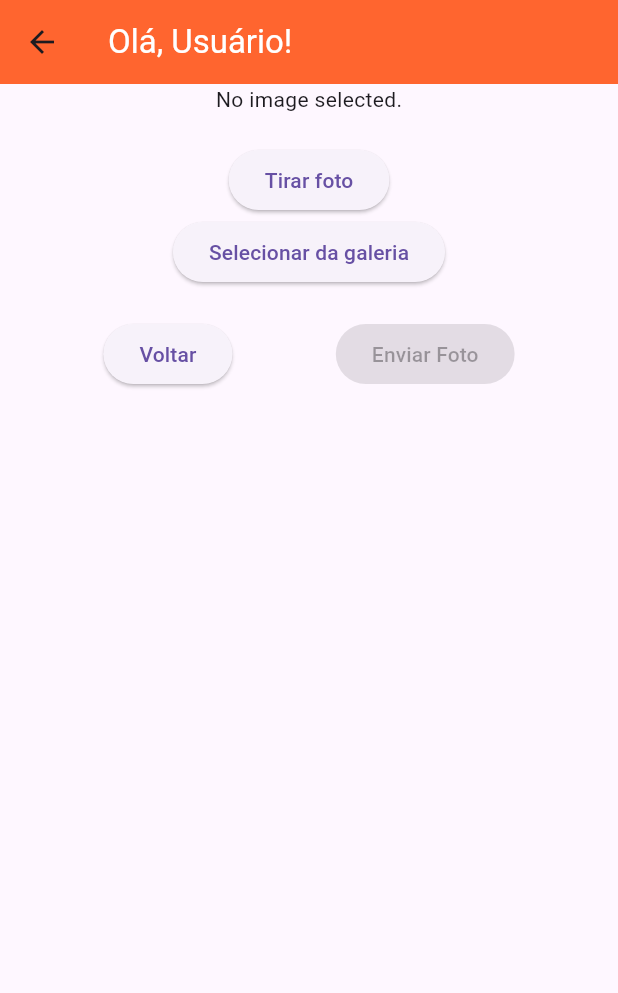
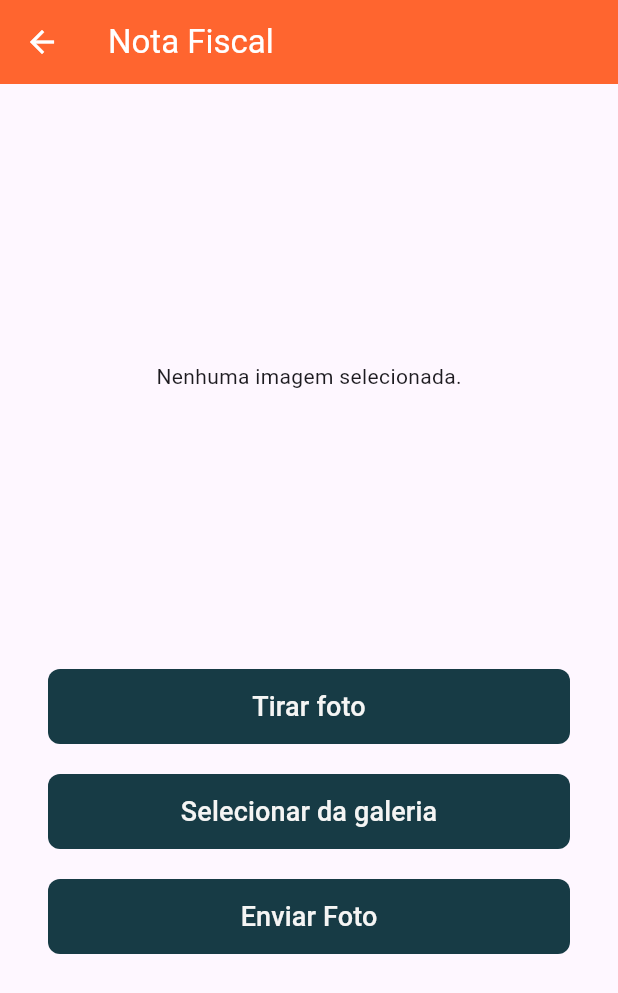
Before and after one commit to eduardostxr/compra_ai, a Flutter app: the ReceiptPage screen opened directly, on a phone screen of 412 x 824 dp. Shown: the top 993 px of the screen. Run offline on Flutter 3.47's test engine with Material 3 defaults, Android fonts, the phone set to English and light mode, and no system bars; our stand-ins replace emoji_picker_flutter, flutter_speed_dial, image_picker; accounts and stored records are empty; network calls fail.

```diff
--- a/lib/ui/login/login_page.dart
+++ b/lib/ui/login/login_page.dart
@@ -30,7 +30,7 @@ class LoginPageState extends State<LoginPage> {
     // String password = passwordController.text.trim();
     // String email =  "eduardo@gmail.com";
     // String password =  "123456";
-    String email = "pabloescobar11@gmail.com";
+    String email = "pabloescobar12@gmail.com";
     String password = "123456";
 
     ResponseModel? response =
--- a/lib/ui/receipt/receipt_page.dart
+++ b/lib/ui/receipt/receipt_page.dart
@@ -2,6 +2,7 @@ import 'dart:io';
 import 'package:compra/manager/auth_manager.dart';
 import 'package:compra/manager/list_manager.dart';
 import 'package:compra/models/purchase.dart';
+import 'package:compra/ui/_common/default_button.dart';
 import 'package:compra/ui/purchase/purchase_page.dart';
 import 'package:compra/util/colors_config.dart';
 import 'package:flutter/material.dart';
@@ -49,7 +50,6 @@ class _ReceiptPageState extends State<ReceiptPage> {
 
     final fileStream = http.ByteStream(_image!.openRead());
     final length = await _image!.length();
-    print(_image!.length());
     request.files.add(
       http.MultipartFile(
         'receipt',
@@ -71,26 +71,17 @@ class _ReceiptPageState extends State<ReceiptPage> {
 
       if (response.statusCode == 200) {
         purchase = Purchase.fromJson(jsonDecode(responseBody));
-        print(purchase?.userId ?? 'veio nada');
-        print(purchase?.payload.produtos[0].name ?? 'veio nada');
         Provider.of<ListManager>(context, listen: false).setPurchase(purchase!);
 
         Navigator.pushReplacement(
           context,
           MaterialPageRoute(builder: (context) => const PurchaseItemsPage()),
         );
-
-        print('Image uploaded successfully');
-        print('Response: $responseBody');
-      } else {
-        print('Image upload failed');
-        print('Response: $responseBody');
       }
     } catch (e) {
       setState(() {
         _isLoading = false;
       });
-      print('Error: $e');
     }
   }
 
@@ -100,12 +91,13 @@ class _ReceiptPageState extends State<ReceiptPage> {
       return Scaffold(
         appBar: AppBar(
           backgroundColor: AppColors.orange,
-          title: Row(
+          foregroundColor: AppColors.white,
+          title: const Row(
             children: [
               Text(
-                "Olá, $userName!",
+                "Nota Fiscal",
                 textAlign: TextAlign.left,
-                style: const TextStyle(color: AppColors.white),
+                style: TextStyle(color: AppColors.white),
               ),
             ],
           ),
@@ -114,17 +106,31 @@ class _ReceiptPageState extends State<ReceiptPage> {
           child: Column(
             mainAxisAlignment: MainAxisAlignment.center,
             children: [
+              const SizedBox(height: 20),
               _image == null
-                  ? const Text('No image selected.')
-                  : Image.file(File(_image!.path)),
+                  ? const SizedBox(
+                      height: 350,
+                      child: Center(
+                        child: Text('Nenhuma imagem selecionada.'),
+                      ),
+                    )
+                  : SizedBox(
+                      height: 350,
+                      child: Image.file(
+                        File(_image!.path),
+                      ),
+                    ),
               const SizedBox(height: 20),
-              ElevatedButton(
+              DefaultButton(
                 onPressed: () => _pickImage(ImageSource.camera),
-                child: const Text('Tirar foto'),
+                label: 'Tirar foto',
+                color: AppColors.darkGreen,
               ),
-              ElevatedButton(
+              const SizedBox(height: 20),
+              DefaultButton(
                 onPressed: () => _pickImage(ImageSource.gallery),
-                child: const Text('Selecionar da galeria'),
+                label: 'Selecionar da galeria',
+                color: AppColors.darkGreen,
               ),
               const SizedBox(height: 20),
               if (_isLoading)
@@ -136,22 +142,12 @@ class _ReceiptPageState extends State<ReceiptPage> {
                   ],
                 ),
               if (!_isLoading)
-                Row(
-                  mainAxisAlignment: MainAxisAlignment.spaceEvenly,
-                  children: [
-                    ElevatedButton(
-                      onPressed: () {
-                        Navigator.pop(context);
-                      },
-                      child: const Text('Voltar'),
-                    ),
-                    ElevatedButton(
-                      onPressed: _isImageSelected
-                          ? () => _sendImage(authProvider.accessToken)
-                          : null,
-                      child: const Text('Enviar Foto'),
-                    ),
-                  ],
+                DefaultButton(
+                  onPressed: _isImageSelected
+                      ? () => _sendImage(authProvider.accessToken)
+                      : () {},
+                  label: 'Enviar Foto',
+                  color: AppColors.darkGreen,
                 ),
               const SizedBox(height: 20),
             ],
```
Also changed, not shown: lib/manager/list_manager.dart (+16 -2 lines), lib/models/item_model.dart (+9 -9 lines), lib/service/queries/list_service.dart (+36 -0 lines).
